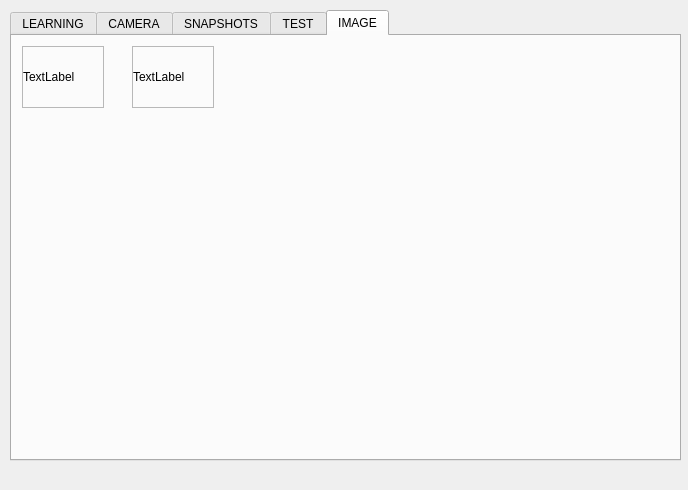
Old version of the form mainwindow.ui in the repository ahmetcihan/hand_recognition.
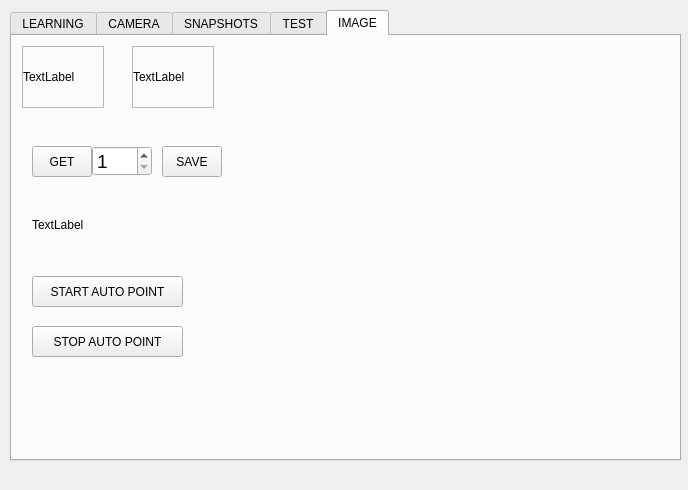
New version of the form.

Commit message: auto point record

The edit to the form file:
```diff
--- a/mainwindow.ui
+++ b/mainwindow.ui
@@ -603,6 +603,92 @@
        </property>
       </widget>
      </widget>
+     <widget class="QPushButton" name="pushButton_get_image">
+      <property name="geometry">
+       <rect>
+        <x>20</x>
+        <y>110</y>
+        <width>60</width>
+        <height>31</height>
+       </rect>
+      </property>
+      <property name="text">
+       <string>GET</string>
+      </property>
+     </widget>
+     <widget class="QSpinBox" name="spinBox_get_image_no">
+      <property name="geometry">
+       <rect>
+        <x>80</x>
+        <y>110</y>
+        <width>60</width>
+        <height>30</height>
+       </rect>
+      </property>
+      <property name="font">
+       <font>
+        <pointsize>14</pointsize>
+       </font>
+      </property>
+      <property name="minimum">
+       <number>1</number>
+      </property>
+      <property name="maximum">
+       <number>1000</number>
+      </property>
+     </widget>
+     <widget class="QPushButton" name="pushButton_save_image_location">
+      <property name="geometry">
+       <rect>
+        <x>150</x>
+        <y>110</y>
+        <width>60</width>
+        <height>31</height>
+       </rect>
+      </property>
+      <property name="text">
+       <string>SAVE</string>
+      </property>
+     </widget>
+     <widget class="QLabel" name="label_pos">
+      <property name="geometry">
+       <rect>
+        <x>20</x>
+        <y>180</y>
+        <width>121</width>
+        <height>17</height>
+       </rect>
+      </property>
+      <property name="text">
+       <string>TextLabel</string>
+      </property>
+     </widget>
+     <widget class="QPushButton" name="pushButton_start_auto_point">
+      <property name="geometry">
+       <rect>
+        <x>20</x>
+        <y>240</y>
+        <width>151</width>
+        <height>31</height>
+       </rect>
+      </property>
+      <property name="text">
+       <string>START AUTO POINT</string>
+      </property>
+     </widget>
+     <widget class="QPushButton" name="pushButton_stop_auto_point">
+      <property name="geometry">
+       <rect>
+        <x>20</x>
+        <y>290</y>
+        <width>151</width>
+        <height>31</height>
+       </rect>
+      </property>
+      <property name="text">
+       <string>STOP AUTO POINT</string>
+      </property>
+     </widget>
     </widget>
    </widget>
   </widget>
```
The commit also changes 5 other files.
